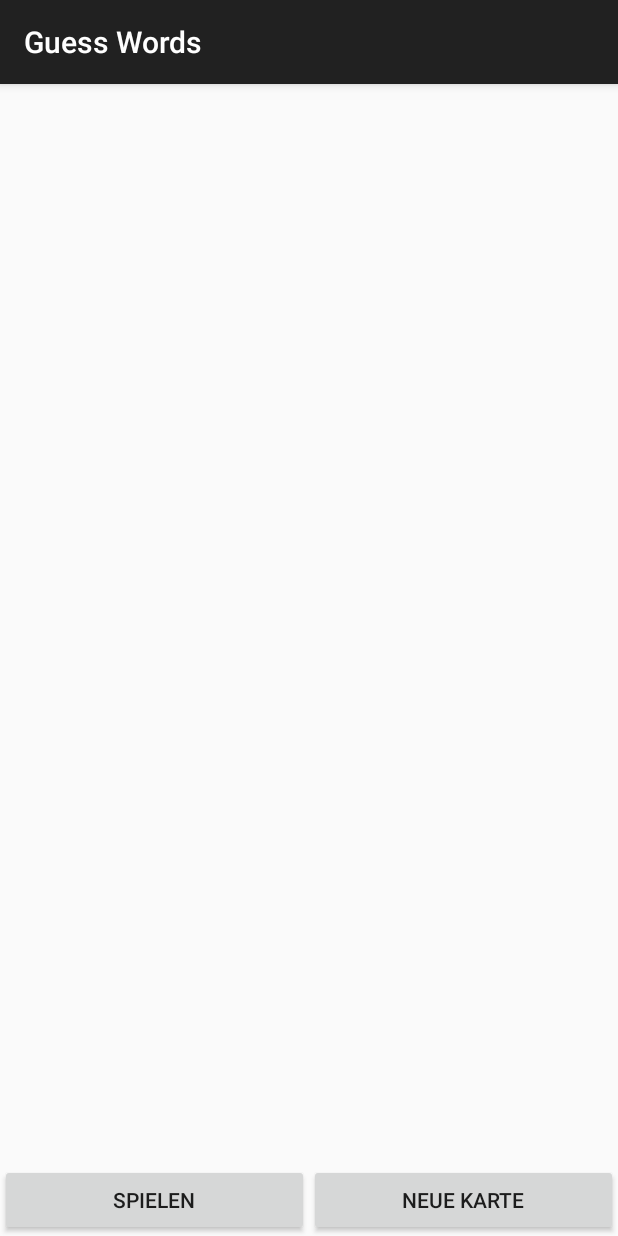
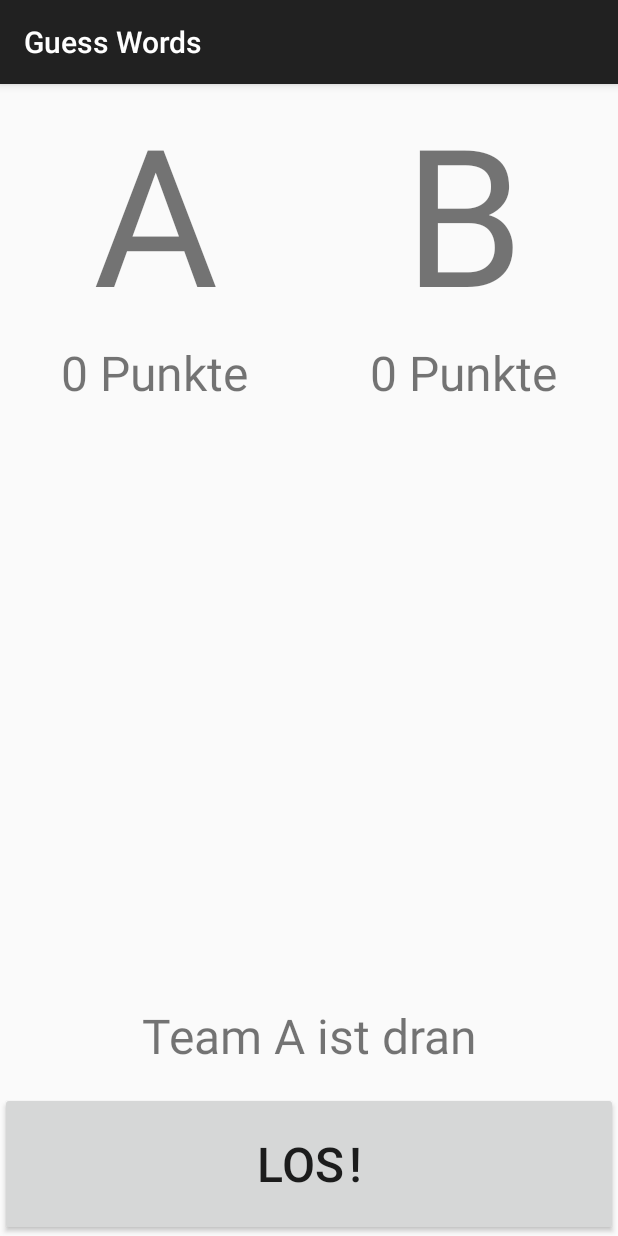
Before and after one commit to rillig/GuessWords, an Android app: the screen it shows after launch (MainActivity before the commit, TeamsActivity after it), after a tap on "SPIELEN", on a phone screen of 412 x 824 dp. Run offline under Robolectric (Android 15) with nearby library versions, the phone set to English and light mode, and no system bars; pictures from the network do not load.

Commit message:
team summary

```diff
--- a/app/src/main/AndroidManifest.xml
+++ b/app/src/main/AndroidManifest.xml
@@ -1,6 +1,7 @@
 <manifest xmlns:android="http://schemas.android.com/apk/res/android"
           xmlns:tools="http://schemas.android.com/tools"
           package="de.roland_illig.guesswords">
+
     <application
         android:allowBackup="true"
         android:fullBackupContent="@xml/backup_descriptor"
@@ -13,8 +14,11 @@
         <activity android:name=".MainActivity">
             <intent-filter>
                 <action android:name="android.intent.action.MAIN"/>
+
                 <category android:name="android.intent.category.LAUNCHER"/>
             </intent-filter>
+        </activity>
+        <activity android:name=".TeamsActivity">
         </activity>
         <activity
             android:name=".CardActivity"
--- a/app/src/main/java/de/roland_illig/guesswords/MainActivity.kt
+++ b/app/src/main/java/de/roland_illig/guesswords/MainActivity.kt
@@ -4,7 +4,6 @@ import android.content.Intent
 import android.os.Bundle
 import android.support.v7.app.AppCompatActivity
 import android.view.View
-import java.util.Locale
 
 class MainActivity : AppCompatActivity() {
 
@@ -13,15 +12,7 @@ class MainActivity : AppCompatActivity() {
         setContentView(R.layout.activity_main)
     }
 
-    fun gotoCard(view: View) {
-        val state = Persistence.load(this)
-        if (state.currentCard() == null) {
-            val cards = Db(this).use { it.load(Locale.getDefault().language) }
-            state.addCards(cards.shuffled())
-        }
-        state.save(this)
-        startActivity(Intent(this, CardActivity::class.java))
-    }
+    fun startTeams(view: View) = startActivity(Intent(this, TeamsActivity::class.java))
 
-    fun newCard(view: View) = startActivity(Intent(this, EditCardActivity::class.java))
+    fun startNewCard(view: View) = startActivity(Intent(this, EditCardActivity::class.java))
 }
--- a/app/src/main/java/de/roland_illig/guesswords/Persistence.kt
+++ b/app/src/main/java/de/roland_illig/guesswords/Persistence.kt
@@ -18,7 +18,7 @@ class Persistence {
                     }
                 }
             } catch (e: Exception) {
-                return GameState(120, listOf())
+                return GameState()
             }
         }
     }
--- /dev/null
+++ b/app/src/main/java/de/roland_illig/guesswords/TeamsActivity.kt
@@ -0,0 +1,34 @@
+package de.roland_illig.guesswords
+
+import android.content.Intent
+import android.os.Bundle
+import android.support.v7.app.AppCompatActivity
+import android.view.View
+import android.widget.TextView
+import java.util.Locale
+
+class TeamsActivity : AppCompatActivity() {
+
+    override fun onCreate(savedInstanceState: Bundle?) {
+        super.onCreate(savedInstanceState)
+        setContentView(R.layout.activity_teams)
+    }
+
+    override fun onResume() {
+        super.onResume()
+        val state = Persistence.load(this)
+        findViewById<TextView>(R.id.score_a).text = resources.getQuantityString(R.plurals.team_score_label, state.scoreA, state.scoreA)
+        findViewById<TextView>(R.id.score_b).text = resources.getQuantityString(R.plurals.team_score_label, state.scoreB, state.scoreB)
+        findViewById<TextView>(R.id.team_to_go).text = getString(R.string.team_to_go_label).format(state.turn)
+    }
+
+    fun startCard(view: View) {
+        val state = Persistence.load(this)
+        if (state.currentCard() == null) {
+            val cards = Db(this).use { it.load(Locale.getDefault().language) }
+            state.addCards(cards.shuffled())
+        }
+        state.save(this)
+        startActivity(Intent(this, CardActivity::class.java))
+    }
+}
--- a/app/src/main/java/de/roland_illig/guesswords/Types.kt
+++ b/app/src/main/java/de/roland_illig/guesswords/Types.kt
@@ -29,31 +29,31 @@ enum class Player {
     fun other() = if (this == A) B else A
 }
 
-class GameState(
-        var millisTotal: Int,
-        cards: List<Card>) : Serializable {
+class GameState() : Serializable {
 
-    private var turn: Player = Player.A
-    private val points = intArrayOf(0, 0)
-    private var millisLeft: Int
-    private val remainingCards: MutableList<Card>
+    var turn = Player.A; private set
+    private val score = intArrayOf(0, 0)
+    private var millisLeft = 0
+    private val remainingCards = mutableListOf<Card>()
+    var secondsPerRound = 120
+        set(value) {
+            field = value; millisLeft = Math.min(millisLeft, value * 1000)
+        }
 
-    init {
-        millisLeft = millisTotal
-        remainingCards = cards.toMutableList()
-    }
+    val scoreA get() = score[0]
+    val scoreB get() = score[1]
 
     fun addCards(cards: List<Card>) {
         remainingCards += cards
     }
 
     fun correct() {
-        points[turn.ordinal]++
+        score[turn.ordinal]++
         nextCard()
     }
 
     fun wrong() {
-        points[turn.other().ordinal]++
+        score[turn.other().ordinal]++
         nextCard()
     }
 
@@ -74,5 +74,5 @@ class GameState(
 
     fun over() = millisLeft == 0
 
-    fun timePercentage() = 100 - 100 * millisLeft / millisTotal
+    fun timePercentage() = 100 - 100 * millisLeft / (secondsPerRound * 1000)
 }
--- a/app/src/main/res/layout/activity_card.xml
+++ b/app/src/main/res/layout/activity_card.xml
@@ -8,12 +8,24 @@
     tools:context=".CardActivity"
     tools:showIn="@layout/activity_card">
 
+    <ProgressBar
+        android:id="@+id/progress"
+        style="?android:attr/progressBarStyleHorizontal"
+        android:layout_width="match_parent"
+        android:layout_height="16sp"
+        android:background="@color/term_bg"
+        android:progress="10"
+        app:layout_constraintEnd_toEndOf="parent"
+        app:layout_constraintStart_toStartOf="parent"
+        app:layout_constraintTop_toTopOf="parent"/>
+
     <TextView
         android:id="@+id/term"
         android:layout_width="match_parent"
         android:layout_height="96sp"
         android:background="@color/term_bg"
         android:gravity="center"
+        android:paddingBottom="8sp"
         android:paddingEnd="16sp"
         android:paddingStart="16sp"
         android:text="Gesuchter Begriff"
@@ -23,7 +35,7 @@
         android:textStyle="bold"
         app:layout_constraintEnd_toEndOf="parent"
         app:layout_constraintStart_toStartOf="parent"
-        app:layout_constraintTop_toTopOf="parent"/>
+        app:layout_constraintTop_toBottomOf="@id/progress"/>
 
     <TextView
         android:id="@+id/forbidden1"
--- a/app/src/main/res/layout/activity_main.xml
+++ b/app/src/main/res/layout/activity_main.xml
@@ -20,7 +20,7 @@
             android:layout_width="0dp"
             android:layout_height="wrap_content"
             android:layout_weight="1"
-            android:onClick="gotoCard"
+            android:onClick="startTeams"
             android:text="@string/play_button"/>
 
         <Button
@@ -28,7 +28,7 @@
             android:layout_width="0dp"
             android:layout_height="wrap_content"
             android:layout_weight="1"
-            android:onClick="newCard"
+            android:onClick="startNewCard"
             android:text="@string/new_card_button"/>
     </LinearLayout>
 
--- /dev/null
+++ b/app/src/main/res/layout/activity_teams.xml
@@ -0,0 +1,116 @@
+<android.support.constraint.ConstraintLayout
+    xmlns:android="http://schemas.android.com/apk/res/android"
+    xmlns:app="http://schemas.android.com/apk/res-auto"
+    xmlns:tools="http://schemas.android.com/tools"
+    android:layout_width="match_parent"
+    android:layout_height="match_parent"
+    tools:context=".TeamsActivity">
+
+    <LinearLayout
+        android:layout_width="match_parent"
+        android:layout_height="match_parent"
+        android:orientation="vertical"
+        app:layout_constraintEnd_toEndOf="parent"
+        app:layout_constraintStart_toStartOf="parent"
+        app:layout_constraintTop_toTopOf="parent">
+
+        <LinearLayout
+            android:layout_width="match_parent"
+            android:layout_height="wrap_content"
+            android:orientation="horizontal">
+
+            <Space
+                android:layout_width="wrap_content"
+                android:layout_height="wrap_content"
+                android:layout_weight="1"/>
+
+            <TextView
+                android:id="@+id/team_a"
+                android:layout_width="wrap_content"
+                android:layout_height="wrap_content"
+                android:text="A"
+                android:textSize="128sp"
+                tools:ignore="HardcodedText"/>
+
+            <Space
+                android:layout_width="wrap_content"
+                android:layout_height="wrap_content"
+                android:layout_weight="2"/>
+
+            <TextView
+                android:id="@+id/team_b"
+                android:layout_width="wrap_content"
+                android:layout_height="wrap_content"
+                android:text="B"
+                android:textSize="128sp"
+                tools:ignore="HardcodedText"/>
+
+            <Space
+                android:layout_width="wrap_content"
+                android:layout_height="wrap_content"
+                android:layout_weight="1"/>
+        </LinearLayout>
+
+        <LinearLayout
+            android:layout_width="match_parent"
+            android:layout_height="wrap_content"
+            android:orientation="horizontal">
+
+            <Space
+                android:layout_width="wrap_content"
+                android:layout_height="wrap_content"
+                android:layout_weight="1"/>
+
+            <TextView
+                android:id="@+id/score_a"
+                android:layout_width="wrap_content"
+                android:layout_height="wrap_content"
+                android:text="%d Punkte"
+                android:textSize="32sp"
+                tools:ignore="HardcodedText"/>
+
+            <Space
+                android:layout_width="wrap_content"
+                android:layout_height="wrap_content"
+                android:layout_weight="2"/>
+
+            <TextView
+                android:id="@+id/score_b"
+                android:layout_width="wrap_content"
+                android:layout_height="wrap_content"
+                android:text="%d Punkte"
+                android:textSize="32sp"
+                tools:ignore="HardcodedText"/>
+
+            <Space
+                android:layout_width="wrap_content"
+                android:layout_height="wrap_content"
+                android:layout_weight="1"/>
+        </LinearLayout>
+    </LinearLayout>
+
+
+    <TextView
+        android:id="@+id/team_to_go"
+        android:layout_width="match_parent"
+        android:layout_height="wrap_content"
+        android:paddingBottom="16sp"
+        android:text="@string/team_to_go_label"
+        android:textAlignment="center"
+        android:textSize="32sp"
+        app:layout_constraintBottom_toTopOf="@id/go_button"
+        app:layout_constraintEnd_toEndOf="parent"
+        app:layout_constraintStart_toStartOf="parent"/>
+
+    <Button
+        android:id="@+id/go_button"
+        android:layout_width="match_parent"
+        android:layout_height="96sp"
+        android:onClick="startCard"
+        android:text="@string/go_button"
+        android:textSize="32sp"
+        app:layout_constraintBottom_toBottomOf="parent"
+        app:layout_constraintEnd_toEndOf="parent"
+        app:layout_constraintStart_toStartOf="parent"/>
+
+</android.support.constraint.ConstraintLayout>
--- a/app/src/main/res/values/strings.xml
+++ b/app/src/main/res/values/strings.xml
@@ -9,4 +9,11 @@
     <string name="term_label">Gesuchter Begriff</string>
     <string name="forbidden_hint">Verbotener Begriff</string>
     <string name="save_button">Speichern</string>
+    <plurals name="team_score_label">
+        <item quantity="one">%d Punkt</item>
+        <item quantity="other">%d Punkte</item>
+    </plurals>
+    <string name="team_to_go_label">Team %s ist dran</string>
+    <string name="go_button">Los\u200A!</string>
+    <string name="continue_button">Weiter\u200A!</string>
 </resources>
```
